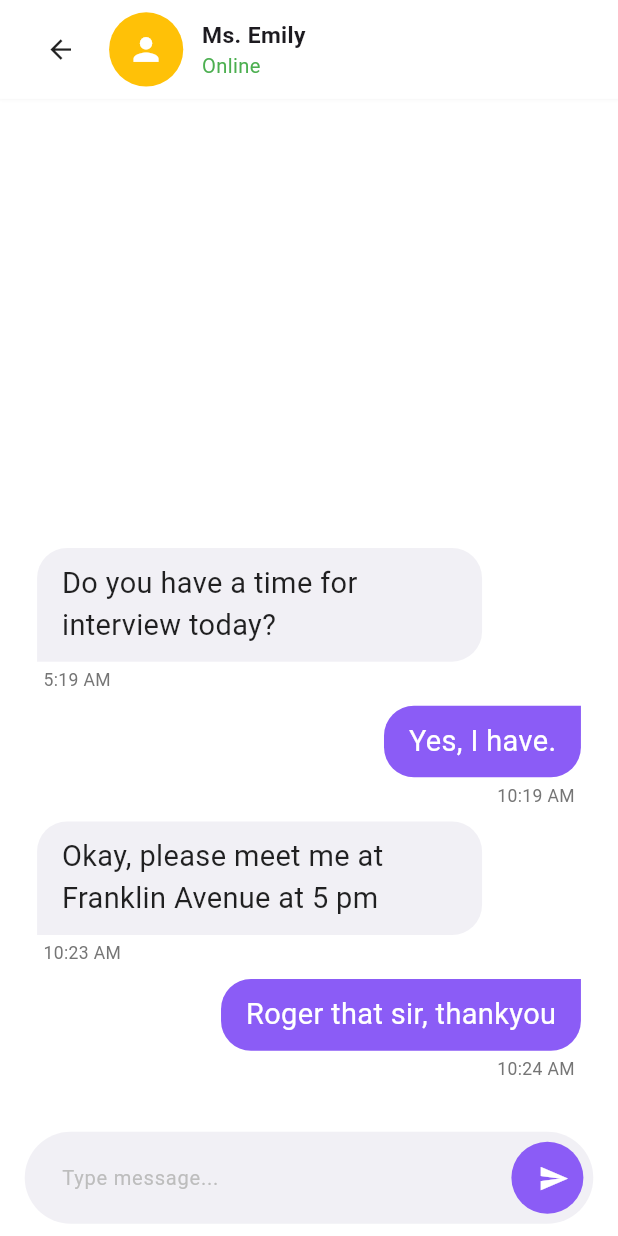
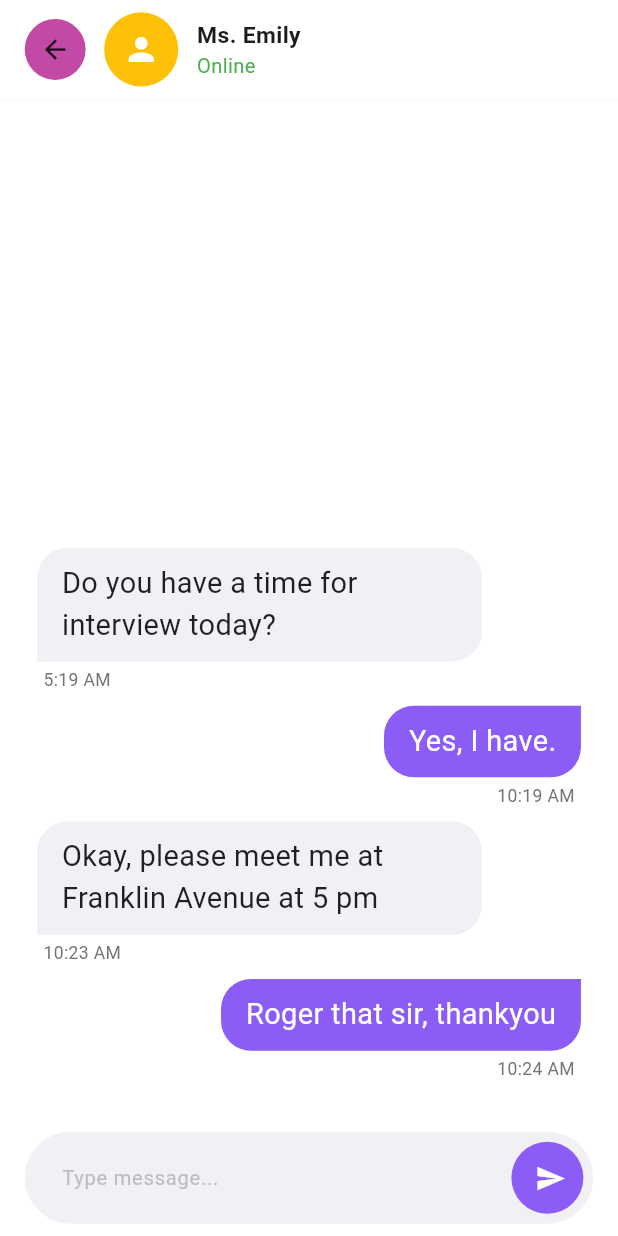
Before and after one commit to Parth483/chatUI_Fluter_App, a Flutter app: the screen it shows after launch, after a tap on the "arrow back" icon, on a phone screen of 412 x 824 dp. Run offline on Flutter 3.47's test engine with Material 3 defaults, Android fonts, the phone set to English and light mode, and no system bars; our stand-ins replace get, sizer; missing offline and left inert: flutter_chat_core.

Commit message:
some fix

```diff
--- a/lib/chatui.dart
+++ b/lib/chatui.dart
@@ -1,6 +1,7 @@
 import 'package:flutter/material.dart';
 import 'package:flutterchatapp/chatuiCtr.dart';
 import 'package:flutterchatapp/components/chat_bubble.dart';
+import 'package:flutterchatapp/configs/colors_constant.dart';
 import 'package:get/get_state_manager/src/rx_flutter/rx_obx_widget.dart';
 import 'package:get/instance_manager.dart';
 import 'package:get/route_manager.dart';
@@ -74,15 +75,32 @@ class _ChatuiState extends State<Chatui> {
                   ),
                   child: Row(
                     children: [
-                      IconButton(
-                        icon: Icon(
-                          Icons.arrow_back,
-                          color: Colors.black87,
-                          size: 2.5.h,
+                      GestureDetector(
+                        onTap: () {
+                          Get.back();
+                        },
+                        child: Container(
+                          padding: EdgeInsets.all(10),
+                          decoration: BoxDecoration(
+                            shape: BoxShape.circle,
+                            color: darkPurple,
+                          ),
+                          child: Icon(
+                            Icons.arrow_back,
+                            color: Colors.black87,
+                            size: 2.5.h,
+                          ),
                         ),
-                        onPressed: () => Get.back(),
                       ),
-                      SizedBox(width: 2.w),
+                      // IconButton(
+                      //   icon: Icon(
+                      //     Icons.arrow_back,
+                      //     color: Colors.black87,
+                      //     size: 2.5.h,
+                      //   ),
+                      //   onPressed: () => Get.back(),
+                      // ),
+                      SizedBox(width: 3.w),
                       Container(
                         width: 6.h,
                         height: 6.h,
@@ -189,7 +207,7 @@ class _ChatuiState extends State<Chatui> {
                                     minHeight: 5.h,
                                   ),
                                   icon: Transform.translate(
-                                    offset: Offset(1.w, 0),
+                                    offset: Offset(0.5.w, 0),
                                     child: Icon(
                                       Icons.send,
                                       color: Colors.white,
```
